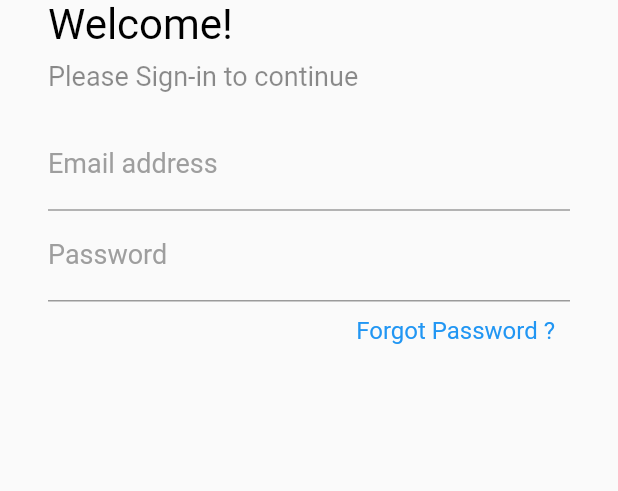
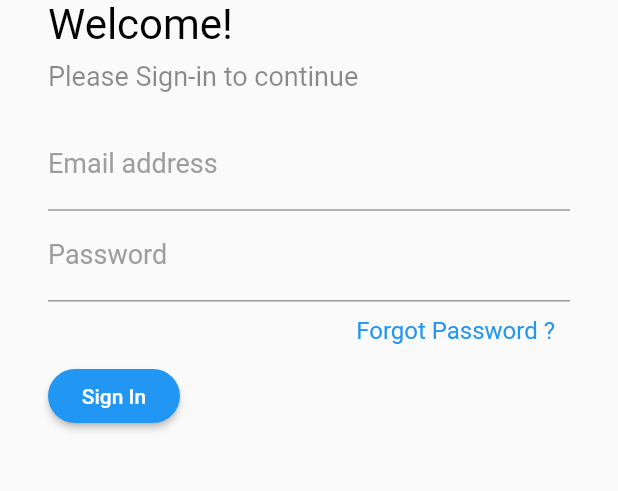
Before and after one commit to VBT-Intership/ESS-LoginDesign, a Flutter app: the screen it shows after launch, on a phone screen of 412 x 824 dp, the part 183-674 px from its top. Run offline on Flutter 3.47's test engine with Material 2 defaults, Android fonts, the phone set to English and light mode, and no system bars.

Commit message:
Sign In Button added

```diff
--- a/flutter_login/lib/loginpage.dart
+++ b/flutter_login/lib/loginpage.dart
@@ -29,7 +29,8 @@ class _LoginViewState extends State<LoginView> {
   Widget build(BuildContext context) {
     return MaterialApp(
       home: Scaffold(
-        body: Center(
+        body: Container(
+          alignment: Alignment.center,
           child: ListView(
             padding: const EdgeInsets.all(32.0),
             children: [
@@ -40,10 +41,40 @@ class _LoginViewState extends State<LoginView> {
               EmailInput(),
               PasswordInput(),
               ForgotPasswordTitle(),
+              SignInButton(),
             ],
           ),
         ),
       ),
+    );
+  }
+}
+
+class SignInButton extends StatelessWidget {
+  const SignInButton({
+    Key key,
+  }) : super(key: key);
+
+  @override
+  Widget build(BuildContext context) {
+    return Row(
+      mainAxisAlignment: MainAxisAlignment.start,
+      children: <Widget>[
+        RaisedButton(
+          onPressed: () {},
+          color: Colors.blue[500],
+          child: Text(
+            "Sign In",
+            style: TextStyle(
+              color: Colors.white,
+              fontSize: 14.0,
+            ),
+          ),
+          shape: RoundedRectangleBorder(
+            borderRadius: BorderRadius.circular(50),
+          ),
+        ),
+      ],
     );
   }
 }
```
